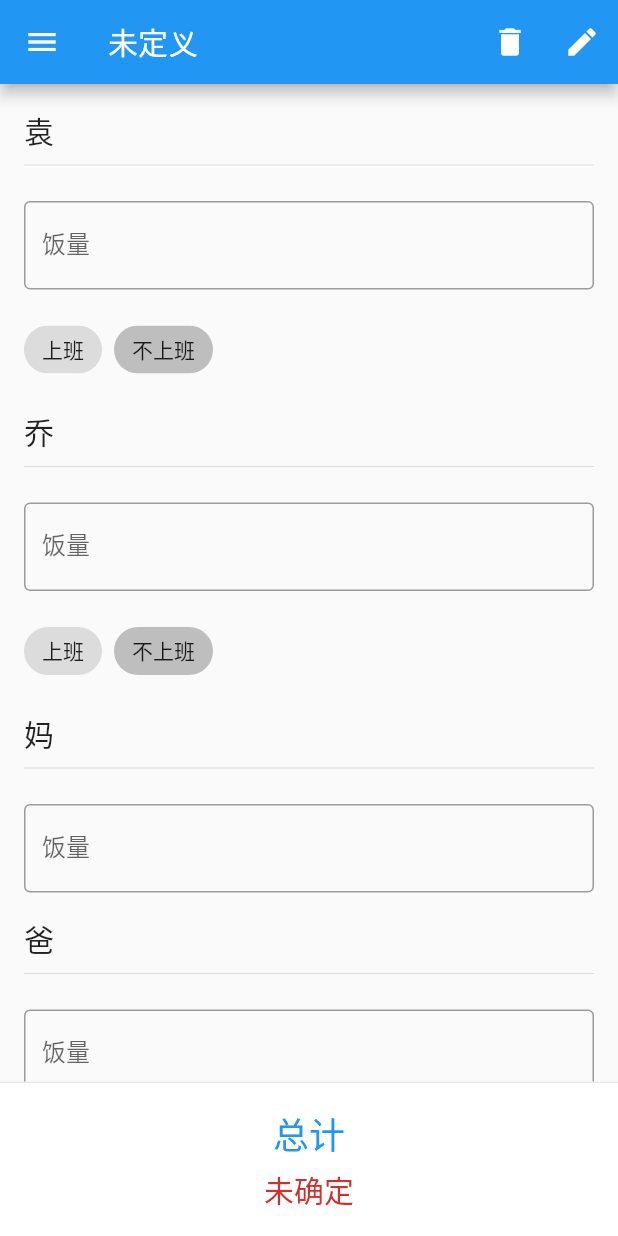
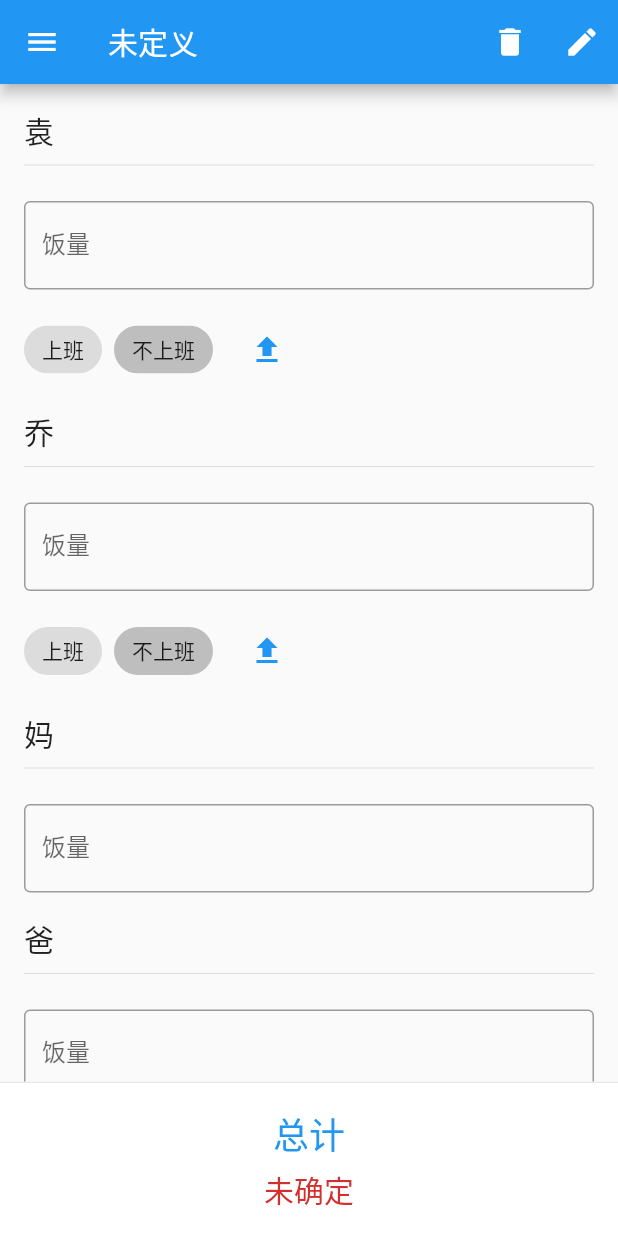
Before and after one commit to lvsecoto/dinner_app, a Flutter app: the screen it shows after launch, on a phone screen of 412 x 824 dp. Run offline on Flutter 3.47's test engine with Material 2 defaults, Android fonts, the phone set to English and light mode, and no system bars; our stand-ins replace dartx, dio; generated files the repository leaves out were written again; network calls fail.

Commit message:
新增同步功能

```diff
--- a/lib/ui/statistics/widget/table/schedule_widget.dart
+++ b/lib/ui/statistics/widget/table/schedule_widget.dart
@@ -2,10 +2,11 @@ import 'package:flutter/material.dart';
 
 class ScheduleWidget extends StatefulWidget {
   final void Function(bool) didChanged;
+  final void Function(bool) sync;
 
   final bool schedule;
 
-  const ScheduleWidget({Key key, this.schedule, this.didChanged})
+  const ScheduleWidget({Key key, this.schedule, this.didChanged, this.sync})
       : super(key: key);
 
   @override
@@ -23,7 +24,9 @@ class _ScheduleWidgetState extends State<ScheduleWidget> {
 
   @override
   Widget build(BuildContext context) {
+    final theme = Theme.of(context);
     return Row(
+      mainAxisSize: MainAxisSize.max,
       children: <Widget>[
         ChoiceChip(
           label: Text("上班"),
@@ -49,6 +52,16 @@ class _ScheduleWidgetState extends State<ScheduleWidget> {
               }
             });
           },
+        ),
+
+        SizedBox(width: 12),
+        IconButton(
+          icon: Icon(Icons.file_upload, color: theme.primaryColor),
+          onPressed: () {
+            if (widget.sync != null) {
+              widget.sync(has);
+            }
+          },
         )
       ],
     );
--- a/lib/ui/statistics/widget/table/table_data_widget.dart
+++ b/lib/ui/statistics/widget/table/table_data_widget.dart
@@ -8,6 +8,7 @@ class TableDataWidget extends StatelessWidget {
   final bool schedule;
   final void Function(bool) changedScheduler;
   final void Function(double) changedAmount;
+  final void Function(bool) sync;
 
   TableDataWidget({
     Key key,
@@ -16,6 +17,7 @@ class TableDataWidget extends StatelessWidget {
     this.title,
     this.amount,
     this.schedule,
+    this.sync,
   }) : super(key: key);
 
   @override
@@ -37,6 +39,7 @@ class TableDataWidget extends StatelessWidget {
                 key: ValueKey(schedule),
                 schedule: schedule,
                 didChanged: changedScheduler,
+                sync: sync,
               ),
             if (changedScheduler != null) SizedBox(height: 16),
           ],
```
Also changed, not shown: lib/ui/statistics/controller/DataController.dart (+11 -0 lines), lib/ui/statistics/widget/table/table_widget.dart (+12 -0 lines).
